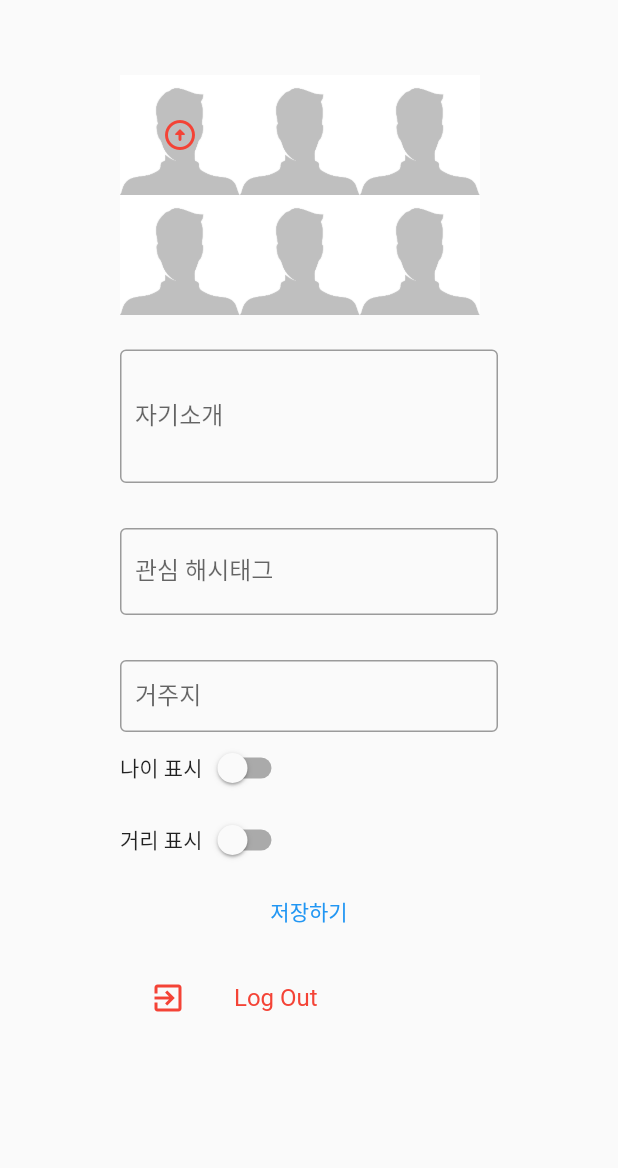
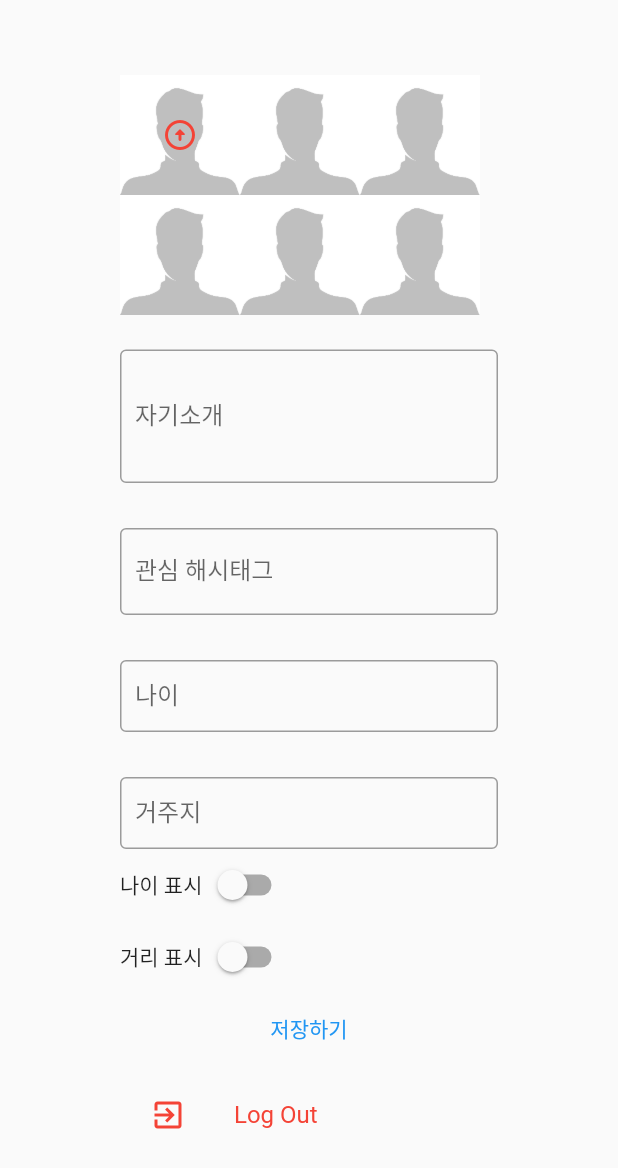
Before and after one commit to LoveCTTS/Alchemy, a Flutter app: the ProfilePage screen opened directly, after a tap on "저장하기", on a phone screen of 412 x 824 dp. Shown: the top 1168 px of the screen. Run offline on Flutter 3.47's test engine with Material 2 defaults, Android fonts, the phone set to English and light mode, and no system bars; our stand-ins replace cloud_firestore, firebase_auth, firebase_core, firebase_storage, flutter_spinkit, image_picker and 2 more; accounts and stored records are empty; network calls fail; Roboto replaces fonts that are missing (Raleway-Regular).

Commit message:
Version1.2.8

```diff
--- a/lib/main.dart
+++ b/lib/main.dart
@@ -28,32 +28,13 @@ class MyApp extends StatefulWidget {
 
 
 class MyAppState extends State<MyApp> { //State<MyApp>으로부터 상속받은 _MyAppState
-
-  bool _isLoggedIn = false; // 로그인 안되있는상태로 시작
-
   @override
   void initState() { // 상태 초기화 함수(State<MyApp>에 이미 작성되어 있기 때문에, 상속받은 _MyAppState도 initState()사용가능
     super.initState(); //Sate<MyApp> 조상님 인스턴스 안에서 initSate 실행하여 상태 초기화(Super 키워드 이해할것!)
-   // _getUserLoggedInStatus();//_getUserLoggedInStatus()함수 호출
+
 
 
   }
-
-
-//로그인 되었는지 안되었는지 상태 정보 얻기(old version)
- /* _getUserLoggedInStatus() async { //_getUserLoggedInStatus를 비동기식으로 사용하겠다고 선언
-    await HelperFunctions.getUserLoggedInSharedPreference().then((value) { //HelperFunctions내의 getUserLoggedInSharedPreference를 동기식 호출
-      //then을 이용해서 getUserLoggedinSharedPreference의 반환값을 value라는 매개변수에 저장한 이후 아래 코드블록으로 진입
-      var result; //비어있는 result 선언 --> 기본적으로 선언과 동시에 null값 저장되어있음
-
-      if(result != null) { //result가 null값이 아니라면
-        setState(() {
-          _isLoggedIn = value; //기본적으로 false가 저장된 inLoggedIn에 value내에 저장된 값을 초기화
-        });
-      }
-    });
-  }*/
-
 
   @override
   Widget build(BuildContext context) {
--- a/lib/pages/agora_page.dart
+++ b/lib/pages/agora_page.dart
@@ -35,6 +35,7 @@ class _AgoraPageState extends State<AgoraPage> {
 
 
   }
+
 
   _getUserAuthAndJoinedGroups() async {
     _user = FirebaseAuth.instance.currentUser; //현재 접속된 사용자에 대한 정보를 _user에 저장
--- a/lib/pages/home_page.dart
+++ b/lib/pages/home_page.dart
@@ -55,10 +55,6 @@ class _HomePageState extends State<HomePage> {
             unselectedItemColor: Color(0xff483d8b),
             items: [
               new BottomNavigationBarItem(
-                icon: Icon(Icons.shop, size:20.0),
-                title: Text('상점'),
-              ),
-              new BottomNavigationBarItem(
                 icon: Icon(Icons.chat, size:20.0),
                 title: Text('친구'),
               ),
--- a/lib/pages/profile_page.dart
+++ b/lib/pages/profile_page.dart
@@ -36,6 +36,7 @@ class _ProfilePageState extends State<ProfilePage> {
   TextEditingController appealController= TextEditingController();
   TextEditingController hashTagController= TextEditingController();
   TextEditingController localController= TextEditingController();
+  TextEditingController ageController = TextEditingController();
 
   @override
   initState() {
@@ -43,11 +44,13 @@ class _ProfilePageState extends State<ProfilePage> {
     appealController.addListener(() { });
     hashTagController.addListener(() { });
     localController.addListener(() { });
+    ageController.addListener(() { });
     _prepareService();
 
   }
   @override
   void dispose(){
+    ageController.dispose();
     localController.dispose();
     hashTagController.dispose();
     appealController.dispose();
@@ -73,6 +76,11 @@ class _ProfilePageState extends State<ProfilePage> {
     await DatabaseService(userName: _userName).getUserHashTag().then((value){
       setState(() {
         hashTagController.text = value;
+      });
+    });
+    await DatabaseService(userName: _userName).getUserAge().then((value){
+      setState(() {
+        ageController.text = value;
       });
     });
 
@@ -171,7 +179,8 @@ class _ProfilePageState extends State<ProfilePage> {
   @override
   Widget build(BuildContext context) {
     return Scaffold(
-        body: ListView(
+        body: GestureDetector(
+            child:ListView(
           padding: EdgeInsets.symmetric(vertical: 50.0,horizontal: 80),
           children: <Widget>[
             Row(
@@ -275,6 +284,17 @@ class _ProfilePageState extends State<ProfilePage> {
             ),
             SizedBox(height:30),
             TextField(
+
+                controller: ageController,
+                maxLines: 1,
+                decoration: InputDecoration(
+                  contentPadding: EdgeInsets.symmetric(vertical: 10.0, horizontal: 10.0),
+                  border: OutlineInputBorder(),
+                  labelText: '나이',
+                )
+            ),
+            SizedBox(height:30),
+            TextField(
                 maxLines: 1,
                 controller: localController,
                 decoration: InputDecoration(
@@ -283,6 +303,7 @@ class _ProfilePageState extends State<ProfilePage> {
                   labelText: '거주지 ',
                 )
             ),
+
             Row(children: [
               Text("나이 표시"),
               Switch(
@@ -316,6 +337,7 @@ class _ProfilePageState extends State<ProfilePage> {
               DatabaseService(userName: _userName).updateAppeal(appealController.text);
               DatabaseService(userName: _userName).updateLocal(localController.text);
               DatabaseService(userName: _userName).updateHashTag(hashTagController.text);
+              DatabaseService(userName: _userName).updateAge(ageController.text);
             }, child: Text("저장하기")),
 
             ListTile(
@@ -330,6 +352,7 @@ class _ProfilePageState extends State<ProfilePage> {
             ),
           ],
         )
+        )
     );
   }
 }
--- a/lib/services/database_service.dart
+++ b/lib/services/database_service.dart
@@ -86,6 +86,12 @@ class DatabaseService {
     //특정 uid(uid는 DatabaseService가 인스턴스로 생성될때마다 생성자에의해 바뀌어서 저장되기때문에 계속 바뀌며, user마다 반드시 하나의 uid를 가짐) 데이터를 매개변수를 통해 들어온 값으로 변경
     return await userCollection.doc(userName).update({
       'hashTag': hashTag
+    });
+  }
+  Future updateAge(String age) async {
+    //특정 uid(uid는 DatabaseService가 인스턴스로 생성될때마다 생성자에의해 바뀌어서 저장되기때문에 계속 바뀌며, user마다 반드시 하나의 uid를 가짐) 데이터를 매개변수를 통해 들어온 값으로 변경
+    return await userCollection.doc(userName).update({
+      'age': age
     });
   }
 
@@ -368,6 +374,12 @@ class DatabaseService {
 
     return await userDocSnapshot.data()['hashTag'];
   }
+  Future<String> getUserAge() async {
+    DocumentReference userDocRef = userCollection.doc(userName);
+    DocumentSnapshot userDocSnapshot = await userDocRef.get();
+
+    return await userDocSnapshot.data()['age'];
+  }
 
 
   // 메세지 전송
```
